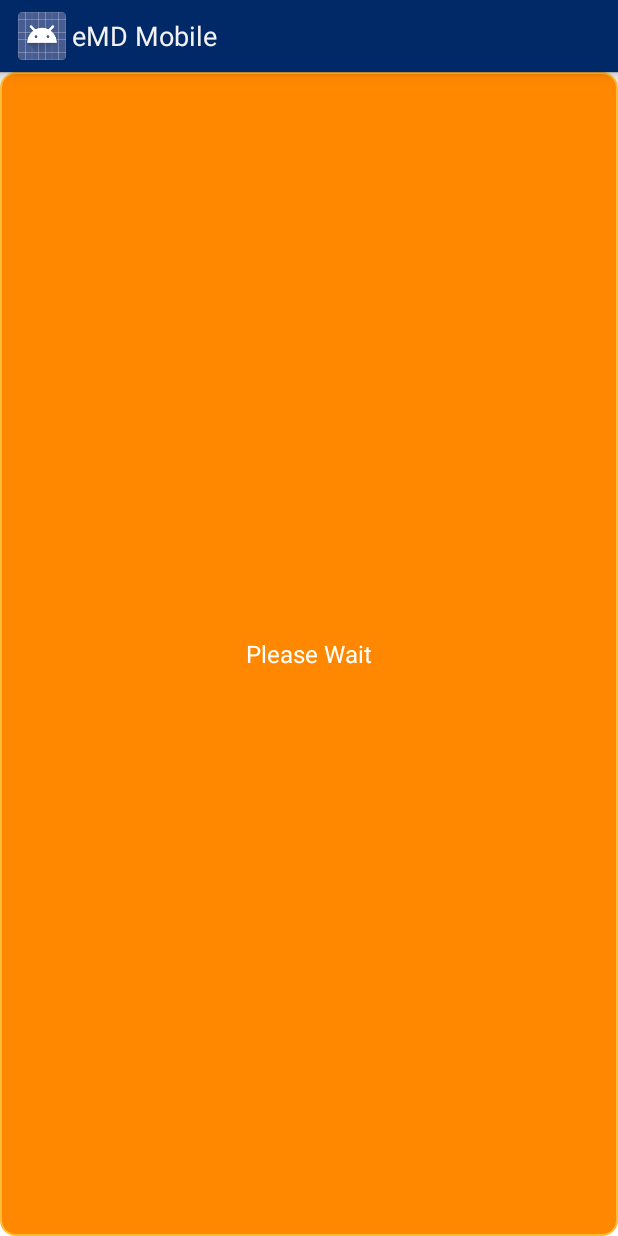
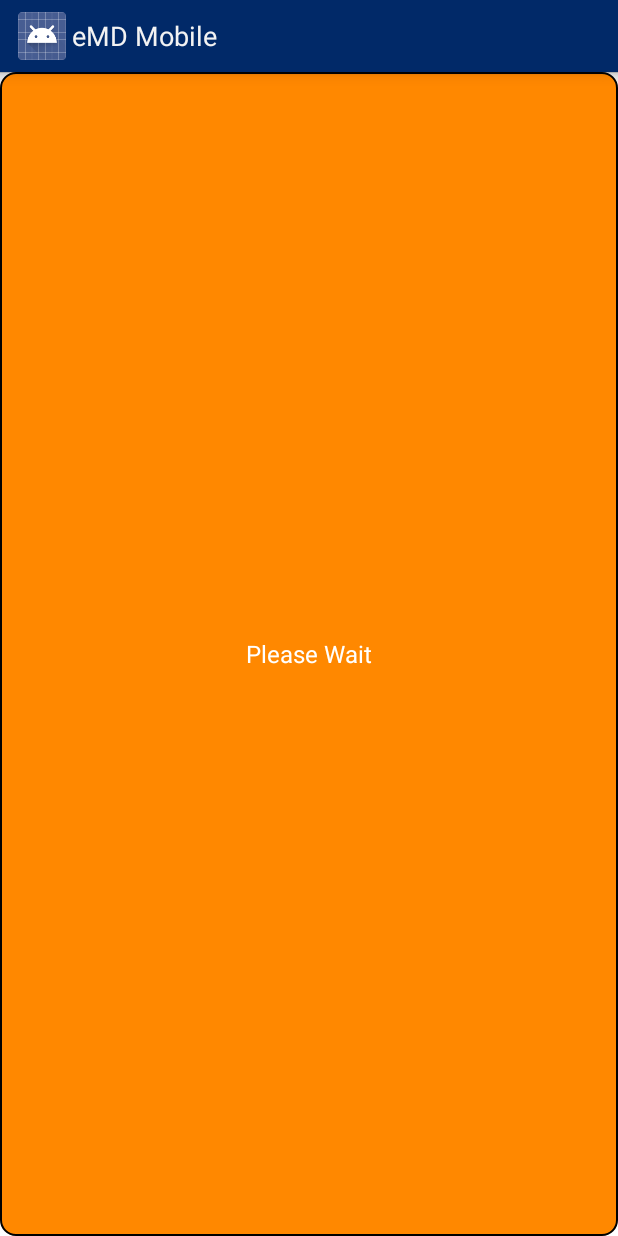
Before and after one commit to BradAdonis/EMDMobile, an Android app: the layout alert_dialog.xml on its own in the app's theme, with its tools: preview values and no code run, on a phone screen of 412 x 824 dp. Run offline under Robolectric (Android 15) with nearby library versions, the phone set to English and light mode, and no system bars.

```diff
--- a/app/src/main/res/drawable/drawergradient.xml
+++ b/app/src/main/res/drawable/drawergradient.xml
@@ -1,7 +1,7 @@
 <?xml version="1.0" encoding="utf-8"?>
 <shape xmlns:android="http://schemas.android.com/apk/res/android" android:shape="rectangle">
-    <gradient android:startColor="#012968"
-        android:centerColor="#800446af"
-        android:endColor="#800664f7"
+    <gradient android:startColor="@color/baseColor"
+        android:centerColor="@color/middleColor"
+        android:endColor="@color/highlightColor"
         android:angle="-90"/>
 </shape>
--- a/app/src/main/res/drawable/listitem_background.xml
+++ b/app/src/main/res/drawable/listitem_background.xml
@@ -1,8 +1,8 @@
 <?xml version="1.0" encoding="utf-8"?>
 
 <selector xmlns:android="http://schemas.android.com/apk/res/android">
-    <item android:state_activated="true" android:drawable="@android:color/holo_orange_dark"/>
-    <item android:state_selected="true" android:drawable="@android:color/holo_orange_dark"/>
-    <item android:state_focused="true" android:drawable="@android:color/holo_orange_dark"/>
-    <item android:state_pressed="true" android:drawable="@android:color/holo_orange_dark"/>
+    <item android:state_activated="true" android:drawable="@color/selectionDark"/>
+    <item android:state_selected="true" android:drawable="@color/selectionDark"/>
+    <item android:state_focused="true" android:drawable="@color/selectionDark"/>
+    <item android:state_pressed="true" android:drawable="@color/selectionDark"/>
 </selector>
--- a/app/src/main/res/drawable/round_background.xml
+++ b/app/src/main/res/drawable/round_background.xml
@@ -1,8 +1,8 @@
 <?xml version="1.0" encoding="utf-8"?>
 
 <shape xmlns:android="http://schemas.android.com/apk/res/android">
-    <solid android:color="@android:color/holo_orange_dark"/>
-    <stroke android:color="@android:color/holo_orange_light" android:width="@dimen/dlgStroke"/>
+    <solid android:color="@color/selectionDark"/>
+    <stroke android:color="@color/selectionLight" android:width="@dimen/dlgStroke"/>
     <padding android:left="@dimen/dlgPadding" android:bottom="@dimen/dlgPadding" android:right="@dimen/dlgPadding" android:top="@dimen/dlgPadding"/>
     <corners android:radius="@dimen/dlgCornerRadius"/>
     <!--<size android:width="50dp" android:height="50dp"/>-->
--- /dev/null
+++ b/app/src/main/res/values/colors.xml
@@ -0,0 +1,8 @@
+<?xml version="1.0" encoding="utf-8"?>
+<resources>
+    <color name="baseColor">#012968</color>
+    <color name="middleColor">#800446af</color>
+    <color name="highlightColor">#800664f7</color>
+    <color name="selectionDark">@android:color/holo_orange_dark</color>
+    <color name="selectionLight"></color>
+</resources>
--- a/app/src/main/res/values/styles.xml
+++ b/app/src/main/res/values/styles.xml
@@ -7,11 +7,28 @@
         <item name="android:textColorSecondary">#012968</item>
         <item name="android:textColorTertiary">#012968</item>
         <item name="android:actionBarStyle">@style/actionBar</item>
+        <item name="android:popupMenuStyle">@style/menuTextStyle</item>
+        <item name="android:actionDropDownStyle">@style/menuTextStyle</item>
     </style>
 
     <style name="actionBarOptions">
         <item name="android:background">#012968</item>
         <item name="android:popupBackground">#012968</item>
+    </style>
+
+    <style name="menuStyle" parent="android:Widget.Holo.Light.PopupMenu">
+        <item name="android:background">#fff</item>
+        <item name="android:popupBackground">#fff</item>
+    </style>
+
+    <style name="menuTextStyle" parent="android:TextAppearance.Holo.Widget.ActionBar.Menu">
+        <item name="android:background">#fff</item>
+        <item name="android:popupBackground">#fff</item>
+    </style>
+
+    <style name="dropMenuStyle" parent="android:Widget.Holo.Light.ListView.DropDown">
+        <item name="android:background">#fff</item>
+        <item name="android:popupBackground">#fff</item>
     </style>
 
     <style name="actionBar" parent="android:Widget.Holo.Light.ActionBar.Solid.Inverse">
```
